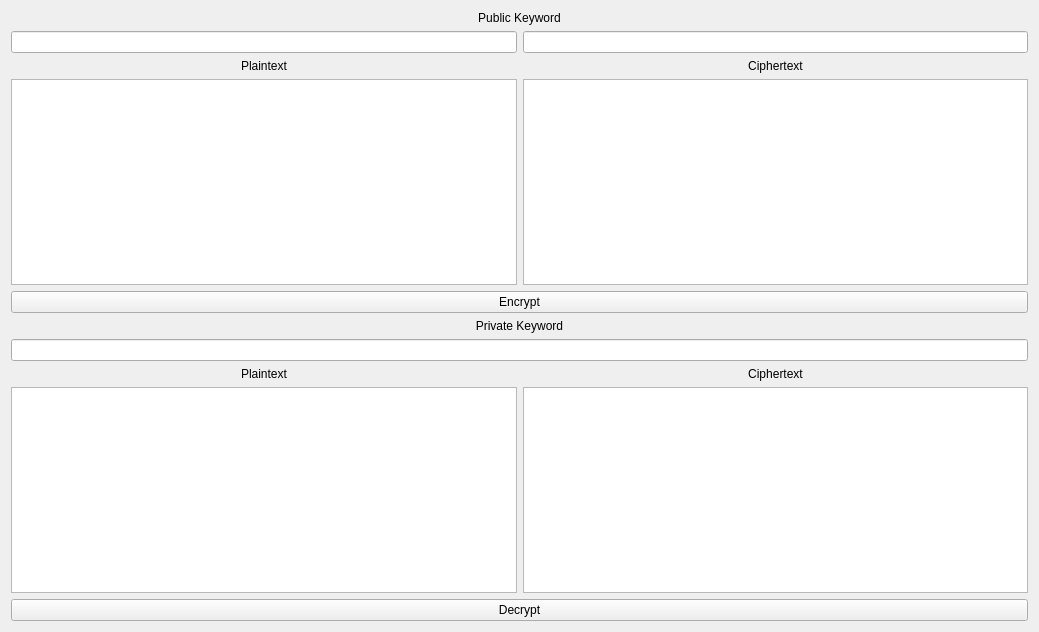
KeTavG/cs-practice, file cs2_rsa/form.ui: the form before one commit.
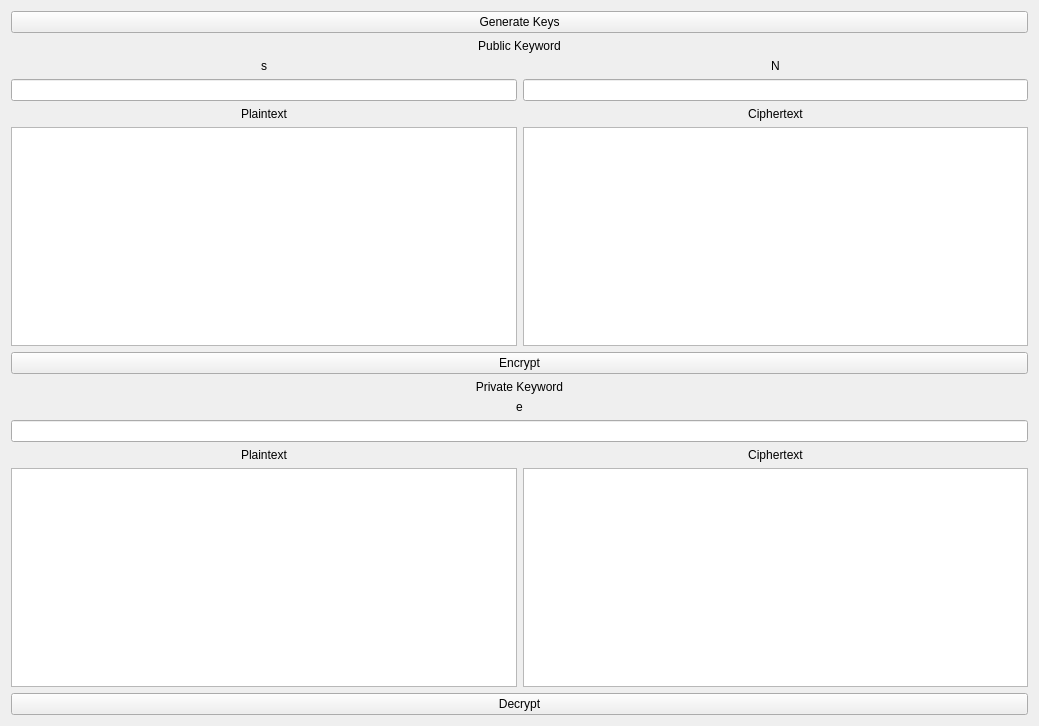
The form after the commit.

Patch:
```diff
--- a/cs2_rsa/form.ui
+++ b/cs2_rsa/form.ui
@@ -7,13 +7,20 @@
     <x>0</x>
     <y>0</y>
     <width>1039</width>
-    <height>632</height>
+    <height>726</height>
    </rect>
   </property>
   <property name="windowTitle">
    <string>VigenereCipher</string>
   </property>
   <layout class="QVBoxLayout" name="verticalLayout">
+   <item>
+    <widget class="QPushButton" name="generateKeysButton">
+     <property name="text">
+      <string>Generate Keys</string>
+     </property>
+    </widget>
+   </item>
    <item>
     <widget class="QLabel" name="label">
      <property name="text">
@@ -24,6 +31,30 @@
      </property>
     </widget>
    </item>
+   <item>
+    <layout class="QHBoxLayout" name="horizontalLayout_6">
+     <item>
+      <widget class="QLabel" name="label_9">
+       <property name="text">
+        <string>s</string>
+       </property>
+       <property name="alignment">
+        <set>Qt::AlignCenter</set>
+       </property>
+      </widget>
+     </item>
+     <item>
+      <widget class="QLabel" name="label_8">
+       <property name="text">
+        <string>N</string>
+       </property>
+       <property name="alignment">
+        <set>Qt::AlignCenter</set>
+       </property>
+      </widget>
+     </item>
+    </layout>
+   </item>
    <item>
     <layout class="QHBoxLayout" name="horizontalLayout_5">
      <item>
@@ -97,6 +128,16 @@
      </property>
     </widget>
    </item>
+   <item>
+    <widget class="QLabel" name="label_7">
+     <property name="text">
+      <string>e</string>
+     </property>
+     <property name="alignment">
+      <set>Qt::AlignCenter</set>
+     </property>
+    </widget>
+   </item>
    <item>
     <widget class="QLineEdit" name="privateKeywordE">
      <property name="readOnly">
```
Left out of the diff: 2 changed lines with no effect on the pictures.
